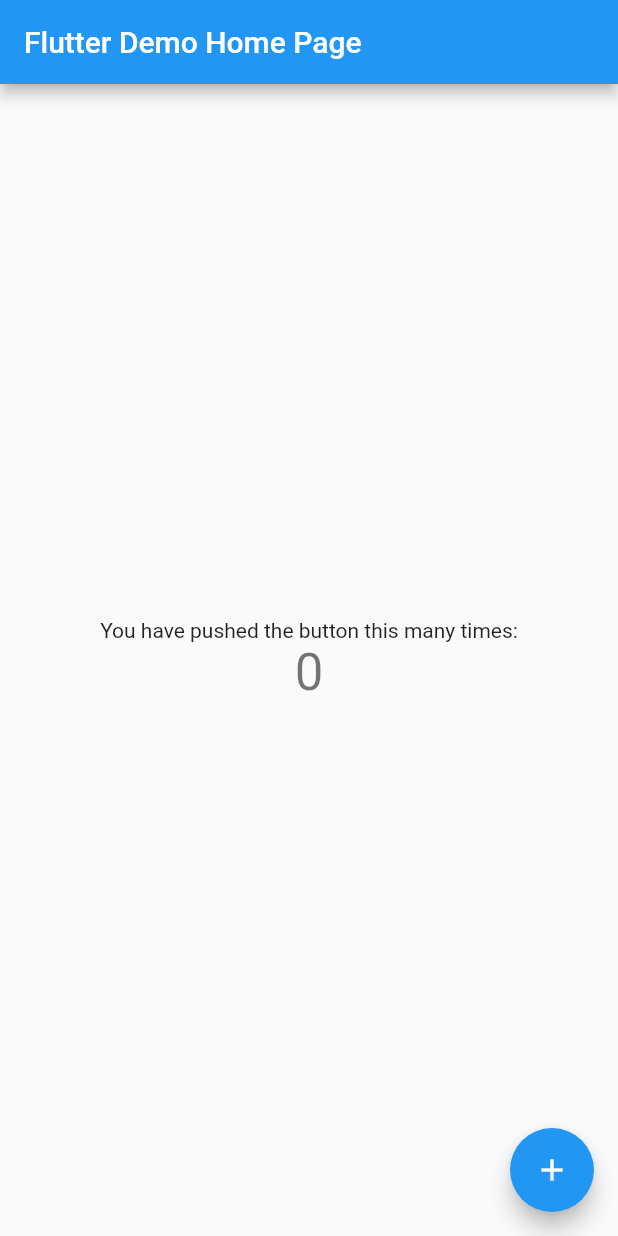
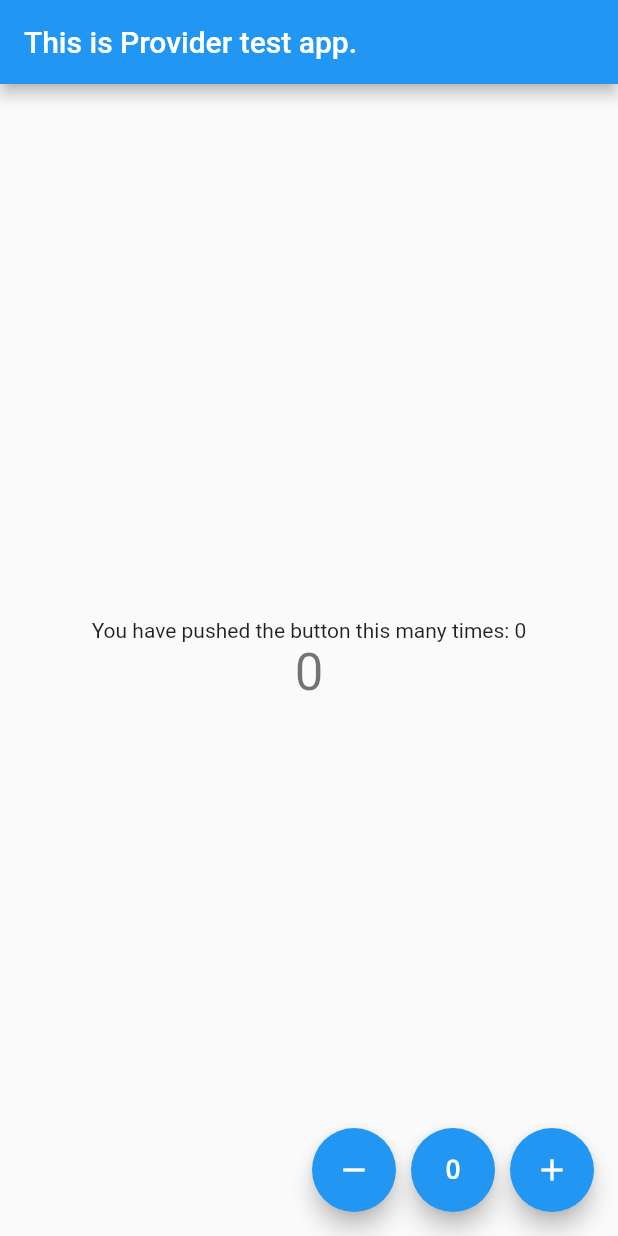
Before and after one commit to NNJio/FlutterLab_Provider, a Flutter app: the screen it shows after launch, on a phone screen of 412 x 824 dp. Run offline on Flutter 3.47's test engine with Material 2 defaults, Android fonts, the phone set to English and light mode, and no system bars.

```diff
--- a/lib/main.dart
+++ b/lib/main.dart
@@ -1,115 +1,38 @@
 import 'package:flutter/material.dart';
+import 'package:provider/provider.dart';
+import 'package:provider1/providers/counter_provider.dart';
+
+import 'screens/home.dart';
+import 'screens/second_page.dart';
 
 void main() {
-  runApp(const MyApp());
+  runApp(MultiProvider(
+    providers: [
+      ChangeNotifierProvider(create: (_) => Counter()),
+    ],
+    child: const MyApp(),
+  ),
+ );
 }
 
 class MyApp extends StatelessWidget {
   const MyApp({super.key});
 
-  // This widget is the root of your application.
   @override
   Widget build(BuildContext context) {
     return MaterialApp(
-      title: 'Flutter Demo',
-      theme: ThemeData(
-        // This is the theme of your application.
-        //
-        // Try running your application with "flutter run". You'll see the
-        // application has a blue toolbar. Then, without quitting the app, try
-        // changing the primarySwatch below to Colors.green and then invoke
-        // "hot reload" (press "r" in the console where you ran "flutter run",
-        // or simply save your changes to "hot reload" in a Flutter IDE).
-        // Notice that the counter didn't reset back to zero; the application
-        // is not restarted.
-        primarySwatch: Colors.blue,
-      ),
-      home: const MyHomePage(title: 'Flutter Demo Home Page'),
+      initialRoute: '/',
+      routes: {
+        '/':(context) => MyHomePage(),
+        'second':(context) => const SecondPage(),
+      },
+      // debugShowCheckedModeBanner: false,
+      // title: 'Flutter Demo',
+      // theme: ThemeData(
+      //   backgroundColor: Colors.grey,
+      //   primarySwatch: Colors.blue,
+      // ),
+      // home: const MyHomePage(title: 'Flutter Demo Home Page'),
     );
   }
 }
-
-class MyHomePage extends StatefulWidget {
-  const MyHomePage({super.key, required this.title});
-
-  // This widget is the home page of your application. It is stateful, meaning
-  // that it has a State object (defined below) that contains fields that affect
-  // how it looks.
-
-  // This class is the configuration for the state. It holds the values (in this
-  // case the title) provided by the parent (in this case the App widget) and
-  // used by the build method of the State. Fields in a Widget subclass are
-  // always marked "final".
-
-  final String title;
-
-  @override
-  State<MyHomePage> createState() => _MyHomePageState();
-}
-
-class _MyHomePageState extends State<MyHomePage> {
-  int _counter = 0;
-
-  void _incrementCounter() {
-    setState(() {
-      // This call to setState tells the Flutter framework that something has
-      // changed in this State, which causes it to rerun the build method below
-      // so that the display can reflect the updated values. If we changed
-      // _counter without calling setState(), then the build method would not be
-      // called again, and so nothing would appear to happen.
-      _counter++;
-    });
-  }
-
-  @override
-  Widget build(BuildContext context) {
-    // This method is rerun every time setState is called, for instance as done
-    // by the _incrementCounter method above.
-    //
-    // The Flutter framework has been optimized to make rerunning build methods
-    // fast, so that you can just rebuild anything that needs updating rather
-    // than having to individually change instances of widgets.
-    return Scaffold(
-      appBar: AppBar(
-        // Here we take the value from the MyHomePage object that was created by
-        // the App.build method, and use it to set our appbar title.
-        title: Text(widget.title),
-      ),
-      body: Center(
-        // Center is a layout widget. It takes a single child and positions it
-        // in the middle of the parent.
-        child: Column(
-          // Column is also a layout widget. It takes a list of children and
-          // arranges them vertically. By default, it sizes itself to fit its
-          // children horizontally, and tries to be as tall as its parent.
-          //
-          // Invoke "debug painting" (press "p" in the console, choose the
-          // "Toggle Debug Paint" action from the Flutter Inspector in Android
-          // Studio, or the "Toggle Debug Paint" command in Visual Studio Code)
-          // to see the wireframe for each widget.
-          //
-          // Column has various properties to control how it sizes itself and
-          // how it positions its children. Here we use mainAxisAlignment to
-          // center the children vertically; the main axis here is the vertical
-          // axis because Columns are vertical (the cross axis would be
-          // horizontal).
-          mainAxisAlignment: MainAxisAlignment.center,
-          children: <Widget>[
-            const Text(
-              'You have pushed the button this many times:',
-            ),
-            Text(
-              '$_counter',
-              style: Theme.of(context).textTheme.headline4,
-            ),
-          ],
-        ),
-      ),
-      floatingActionButton: FloatingActionButton(
-        onPressed: _incrementCounter,
-        tooltip: 'Increment',
-        child: const Icon(Icons.add),
-      ), // This trailing comma makes auto-formatting nicer for build methods.
-    );
-  }
-}
--- /dev/null
+++ b/lib/providers/counter_provider.dart
@@ -0,0 +1,22 @@
+import 'package:flutter/material.dart';
+
+class Counter with ChangeNotifier {
+  int _count = 0;
+
+  int get count => _count;
+
+  void increment() {
+    _count++;
+    notifyListeners();
+  }
+
+  void remove() {
+    _count--;
+    notifyListeners();
+  }
+
+  void reset() {
+    _count=0;
+    notifyListeners();
+  }
+}
--- /dev/null
+++ b/lib/screens/home.dart
@@ -0,0 +1,74 @@
+import 'package:flutter/material.dart';
+import 'package:provider/provider.dart';
+import 'package:provider1/providers/counter_provider.dart';
+
+class MyHomePage extends StatefulWidget {
+  MyHomePage();
+
+
+
+  @override
+  State<MyHomePage> createState() => _MyHomePageState();
+}
+
+class _MyHomePageState extends State<MyHomePage> {
+  @override
+  Widget build(BuildContext context) {
+    return Scaffold(
+      appBar: AppBar(
+        title: const Text('This is Provider test app.'),
+      ),
+      body: Center(
+        child: Column(
+          mainAxisAlignment: MainAxisAlignment.center,
+          children: <Widget>[
+            Text(
+              'You have pushed the button this many times: ${context.watch<Counter>().count}',
+            ),
+            const Count(),
+          ],
+        ),
+      ),
+      floatingActionButton: Row(
+        mainAxisAlignment: MainAxisAlignment.end,
+        children: [
+          FloatingActionButton(
+            onPressed: () => context.read<Counter>().remove(),
+            tooltip: 'Remove',
+            child: const Icon(Icons.remove),
+          ),
+          const SizedBox(
+            width: 10.0,
+          ),
+          FloatingActionButton(
+            onPressed: () => context.read<Counter>().reset(),
+            tooltip: 'Reset',
+            child: const Icon(Icons.exposure_zero),
+          ),
+          const SizedBox(
+            width: 10.0,
+          ),
+          FloatingActionButton(
+            onPressed: () => context.read<Counter>().increment(),
+            tooltip: 'Add',
+            child: const Icon(Icons.add),
+          ),
+        ],
+      ),
+    );
+  }
+}
+
+class Count extends StatelessWidget {
+  const Count({
+    Key? key,
+  }) : super(key: key);
+
+  @override
+  Widget build(BuildContext context) {
+    return Text(
+      '${context.watch<Counter>().count}',
+      style: Theme.of(context).textTheme.headline4,
+    );
+  }
+}
```
Also changed, not shown: lib/providers/shopping_cart_provider.dart (added, +13 -0 lines), lib/screens/second_page.dart (added, +16 -0 lines), 1 other file.
